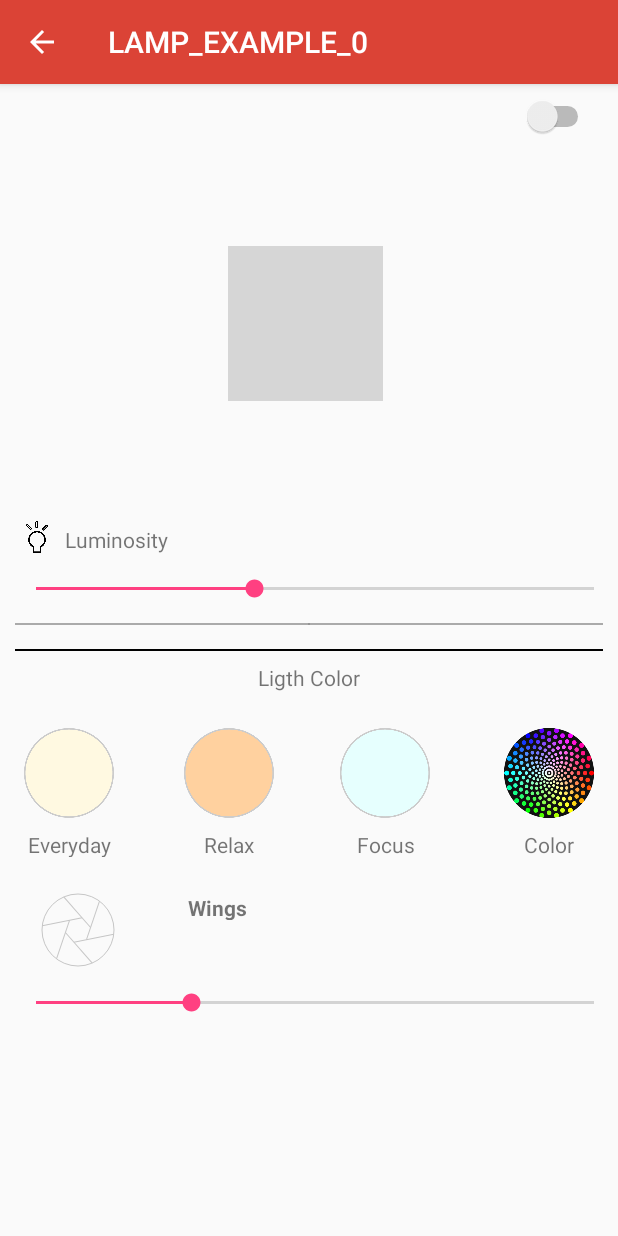
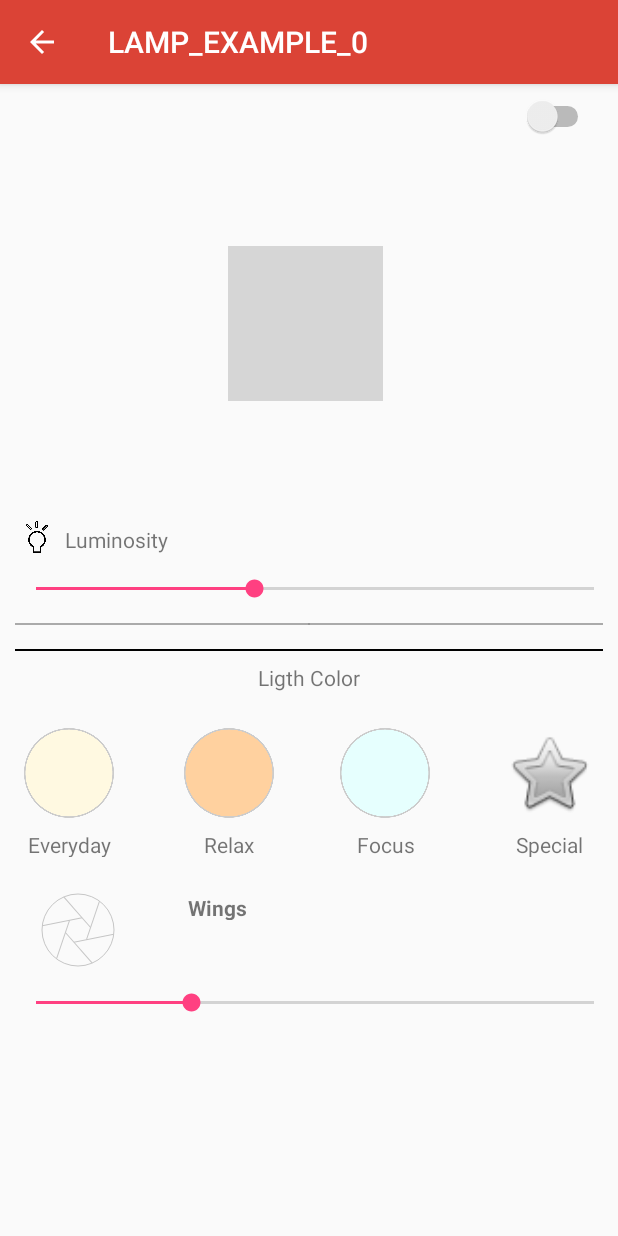
Before and after one commit to dgrimaldi/LampApp_final, an Android app: the Lamp_1_Activity screen opened directly, with no data from a screen before it, after a tap on an icon or button, on a phone screen of 412 x 824 dp. Run offline under Robolectric (Android 15) with nearby library versions, the phone set to English and light mode, and no system bars; our stand-ins replace Picasso; libraries missing offline, so code that uses them is left out: com.larswerkman.holocolorpicker; plain views replace ColorPicker; pictures from the network do not load; 6 statements that could not run were skipped; 2 other taps on this screen came first; grey boxes are pictures that could not be loaded.

Commit message:
add file

```diff
--- a/app/build.gradle
+++ b/app/build.gradle
@@ -26,6 +26,10 @@ android {
             dimension "tier"
         }
     }
+    compileOptions {
+        targetCompatibility 1.8
+        sourceCompatibility 1.8
+    }
 }
 
 dependencies {
--- a/app/src/main/java/com/polito/did2017/lampapp/CircleTrasfom.java
+++ b/app/src/main/java/com/polito/did2017/lampapp/CircleTrasfom.java
@@ -38,7 +38,6 @@ class CircleTransform implements Transformation {
         canvas.drawCircle(r, r, r, paint);
         squaredBitmap.recycle();
 
-
         return bitmap;
     }
 
--- a/app/src/main/java/com/polito/did2017/lampapp/Lamp_1_Activity.java
+++ b/app/src/main/java/com/polito/did2017/lampapp/Lamp_1_Activity.java
@@ -2,8 +2,6 @@ package com.polito.did2017.lampapp;
 
 import android.annotation.SuppressLint;
 import android.content.Intent;
-import android.graphics.Bitmap;
-import android.graphics.BitmapFactory;
 import android.graphics.PorterDuff;
 import android.graphics.drawable.Drawable;
 import android.os.Build;
@@ -12,11 +10,9 @@ import android.support.annotation.RequiresApi;
 import android.support.constraint.ConstraintLayout;
 import android.support.v7.app.AppCompatActivity;
 import android.util.Log;
-import android.view.View;
 import android.view.Window;
 import android.widget.Button;
 import android.widget.ImageView;
-import android.widget.ScrollView;
 import android.widget.SeekBar;
 import android.widget.Switch;
 import android.widget.Toast;
@@ -25,20 +21,17 @@ import com.dinuscxj.shootrefreshview.ShootRefreshView;
 import com.larswerkman.holocolorpicker.ColorPicker;
 import com.squareup.picasso.Picasso;
 
-import java.io.File;
-
 
 public class Lamp_1_Activity extends AppCompatActivity {
 
-    ScrollView sV;
-    ConstraintLayout cL;
     SeekBar bar;
     int pos;
     SeekBar mPullProgressBar;
     Switch aSwitch;
-    int colorI;
     ShootRefreshView shootRefreshView;
     ColorPicker picker;
+    LampManager lm;
+    ImageView iv;
 
 
     @RequiresApi(api = Build.VERSION_CODES.JELLY_BEAN)
@@ -50,62 +43,44 @@ public class Lamp_1_Activity extends AppCompatActivity {
 
         super.onCreate(savedInstanceState);
 
+        final Intent i = getIntent();
+        pos= i.getExtras().getInt("pos");
+        lm = LampManager.getInstance();
+        setTitle(lm.getLamp(pos).getName());
 
         setContentView(R.layout.activity_lamp_1_);
         getSupportActionBar().setDisplayHomeAsUpEnabled(true);
+
+        aSwitch = findViewById(R.id.switchState);
 
 
         //https://github.com/LarsWerkman/HoloColorPicker
         picker = (ColorPicker) findViewById(R.id.picker);
         picker.setShowOldCenterColor(false);
         picker.setNewCenterColor(R.color.trasparence);
-        sV= findViewById(R.id.scrollView);
-        cL= findViewById(R.id.Constraint_layout);
+        iv = (ImageView) findViewById(R.id.imageView8);
+
+
+        bar= findViewById(R.id.seekBar);
+
         Button b1 = findViewById(R.id.Everyday_button);
         Button b2 = findViewById(R.id.Focus_button);
         Button b3 = findViewById(R.id.Relax_button);
         Button b4 = findViewById(R.id.Color_Button);
-        aSwitch = findViewById(R.id.switchState);
-        bar= findViewById(R.id.seekBar);
 
         shootRefreshView = findViewById(R.id.shoot_refresh_view);
+        mPullProgressBar= findViewById(R.id.pull_progress_bar);
 
-        mPullProgressBar= findViewById(R.id.pull_progress_bar);
+        setInitial(lm, pos);
 
 
 
-
-        final Intent i = getIntent();
-
-        pos= i.getExtras().getInt("pos");
-
-
-        final LampManager lm = LampManager.getInstance();
-        aSwitch.setChecked(lm.getLamp(pos).getState());
-        picker.setColor(lm.getLamp(pos).getRgb());
-        ImageView iv = (ImageView) findViewById(R.id.imageView8);
-
-        Picasso.get()
-                .load(lm.getLamp(pos).getPicture())
-                .transform(new CircleTransform())
-                .into(iv);
-
-        setTitle(lm.getLamp(pos).getName());
-        colorI = lm.getLamp(pos).getRgb();
-        RefreshLamp(lm,pos);
-        getInitial(lm, pos);
-
-
-        aSwitch.setOnClickListener(new View.OnClickListener() {
-            @Override
-            public void onClick(View view) {
+        aSwitch.setOnClickListener(view -> {
             boolean state = aSwitch.isChecked();
             lm.getLamp(pos).setState(state);
             RefreshLamp(lm,pos);
-            }
         });
-        final int lum = lm.getLamp(pos).getIntensity();
-        bar.setProgress(lum);
+
         bar.setOnSeekBarChangeListener(new SeekBar.OnSeekBarChangeListener() {
             int intensity;
             @Override
@@ -120,69 +95,31 @@ public class Lamp_1_Activity extends AppCompatActivity {
             }
             @Override
             public void onStopTrackingTouch(SeekBar seekBar) {
-                lm.getLamp(pos).setIntensity(intensity);
-                System.out.println(intensity);
-                RefreshLamp(lm,pos);
             }
         });
 
-        b1.setOnClickListener(new View.OnClickListener() {
-            @SuppressLint("ResourceType")
-            @Override
-            public void onClick(View view) {
-                if (lm.getLamp(pos).getState() == true) {
-                    int color = getResources().getColor(R.color.EveryDay);
-                    if (lm.getLamp(pos).getRgb() != color) {
-                        lm.getLamp(pos).setColor(color);
-                        @SuppressLint("WrongConstant")
-                        Toast toast = Toast.makeText(getApplicationContext(), "EvryDay", Toast.LENGTH_SHORT);
-                        toast.show();
-                    }
-                }
-                RefreshLamp(lm,pos);
-            }
-
+        b1.setOnClickListener(v -> {
+            String name_button= "EveryDay";
+            pressButton(getResources().getColor(R.color.EveryDay), name_button);
         });
 
-        b2.setOnClickListener(new View.OnClickListener() {
-            @SuppressLint("ResourceType")
-            @Override
-            public void onClick(View view) {
-                if (lm.getLamp(pos).getState() == true) {
-                    int color = getResources().getColor(R.color.Focus);
-                    if (lm.getLamp(pos).getRgb() != color) {
-                        lm.getLamp(pos).setColor(color);
-                        @SuppressLint("WrongConstant")
-                        Toast toast = Toast.makeText(getApplicationContext(), "Focus", Toast.LENGTH_SHORT);
-                        toast.show();
-                    }
-                }
-                RefreshLamp(lm,pos);
-            }
-
+        b2.setOnClickListener(v -> {
+            String name_button= "Focus";
+            pressButton(getResources().getColor(R.color.Focus), name_button);
         });
 
-        b3.setOnClickListener(new View.OnClickListener() {
-            @SuppressLint("ResourceType")
-            @Override
-            public void onClick(View view) {
-                if (lm.getLamp(pos).getState() == true) {
-                    int color = getResources().getColor(R.color.Relax);
-                    if (lm.getLamp(pos).getRgb() != color) {
-                        lm.getLamp(pos).setColor(color);
-                        @SuppressLint("WrongConstant")
-                        Toast toast = Toast.makeText(getApplicationContext(), "Relax", Toast.LENGTH_SHORT);
-                        toast.show();
-                    }
-                }
-                RefreshLamp(lm,pos);
-            }
+        b3.setOnClickListener(v -> {
+            String name_button= "Relax";
+            pressButton(getResources().getColor(R.color.Relax), name_button);
+        });
+        b4.setOnClickListener(v -> {
+            String name_button= "Special";
+            pressButton(getResources().getColor(R.color.black), name_button);
+        });
 
-        });
-        // Aggiungere il bottone b4
-        picker.setOnColorChangedListener(new ColorPicker.OnColorChangedListener() {
-            @Override
-            public void onColorChanged(int color) {
+
+
+        picker.setOnColorChangedListener(color -> {
             if (lm.getLamp(pos).getState() == true) {
                 if (lm.getLamp(pos).getRgb() != color) {
                     lm.getLamp(pos).setColor(color);
@@ -192,7 +129,6 @@ public class Lamp_1_Activity extends AppCompatActivity {
                 }
             }
             RefreshLamp(lm,pos);
-            }
         });
 
         mPullProgressBar.setOnSeekBarChangeListener(new SeekBar.OnSeekBarChangeListener() {
@@ -202,6 +138,7 @@ public class Lamp_1_Activity extends AppCompatActivity {
                 this.progress=progress;
                 shootRefreshView.pullProgress(0, ((float) progress) / ((float) seekBar.getMax()));
                 lm.getLamp(pos).setWing(progress);
+                RefreshLamp(lm,pos);
             }
 
             @Override
@@ -210,14 +147,17 @@ public class Lamp_1_Activity extends AppCompatActivity {
 
             @Override
             public void onStopTrackingTouch(SeekBar seekBar) {
-                lm.getLamp(pos).setWing(progress);
-                RefreshLamp(lm,pos);
             }
         });
     }
 
-    private void getInitial(LampManager lm, int pos) {
+    private void setInitial(LampManager lm, int pos) {
         aSwitch.setChecked(lm.getLamp(pos).getState());
+        picker.setColor(lm.getLamp(pos).getRgb());
+        Picasso.get()
+                .load(lm.getLamp(pos).getPicture())
+                .transform(new CircleTransform())
+                .into(iv);
         int luminosity = lm.getLamp(pos).getIntensity();
         bar.setProgress(luminosity);
         int progress = lm.getLamp(pos).getWing();
@@ -227,4 +167,17 @@ public class Lamp_1_Activity extends AppCompatActivity {
     public void RefreshLamp(LampManager lm, int i){
         new TcpClient(lm.getLamp(i)).execute();
     }
+
+    public void pressButton(int color, String name_button){
+        lm = LampManager.getInstance();
+        if (lm.getLamp(pos).getState() == true) {
+            if (lm.getLamp(pos).getRgb() != color) {
+                lm.getLamp(pos).setColor(color);
+                @SuppressLint("WrongConstant")
+                Toast toast = Toast.makeText(getApplicationContext(), name_button, Toast.LENGTH_SHORT);
+                toast.show();
             }
+        }
+        RefreshLamp(lm,pos);
+    }
+}
--- a/app/src/main/res/layout/activity_lamp_1_.xml
+++ b/app/src/main/res/layout/activity_lamp_1_.xml
@@ -28,11 +28,6 @@
             tools:ignore="MissingConstraints"
             android:layout_marginRight="16dp" />
 
-        <!--ScrollView
-            android:id="@+id/vista"
-            android:layout_width="match_parent"
-            android:layout_height="match_parent"
-            android:background="@android:color/tertiary_text_dark"-->
 
         <com.larswerkman.holocolorpicker.ColorPicker
             android:id="@+id/picker"
@@ -214,7 +209,7 @@
             android:layout_marginEnd="8dp"
             android:layout_marginStart="8dp"
             android:layout_marginTop="8dp"
-            android:text="Color"
+            android:text="Special"
             android:textAlignment="center"
             app:layout_constraintEnd_toEndOf="@+id/Color_Button"
             app:layout_constraintStart_toStartOf="@+id/Color_Button"
@@ -227,11 +222,10 @@
             android:layout_height="60dp"
             android:layout_marginEnd="16dp"
             android:layout_marginTop="24dp"
-            android:background="@drawable/ic_launcher"
+            android:background="@android:drawable/btn_star"
             app:layout_constraintEnd_toEndOf="parent"
             app:layout_constraintTop_toBottomOf="@+id/textView3"
-            tools:ignore="MissingConstraints"
-            android:layout_marginRight="16dp" />
+            tools:ignore="MissingConstraints" />
 
         <ImageView
             android:id="@+id/imageView"
@@ -296,19 +290,7 @@
             app:layout_constraintTop_toBottomOf="@+id/shoot_refresh_view"
             android:layout_marginLeft="8dp" />
 
-        <android.support.constraint.Guideline
-            android:id="@+id/guideline"
-            android:layout_width="wrap_content"
-            android:layout_height="wrap_content"
-            android:orientation="vertical"
-            app:layout_constraintGuide_begin="20dp" />
 
-        <android.support.constraint.Guideline
-            android:id="@+id/guideline2"
-            android:layout_width="wrap_content"
-            android:layout_height="wrap_content"
-            android:orientation="horizontal"
-            app:layout_constraintGuide_begin="20dp" />
 
 
     </android.support.constraint.ConstraintLayout>
--- a/app/src/main/res/values/colors.xml
+++ b/app/src/main/res/values/colors.xml
@@ -9,6 +9,7 @@
     <color name="line">@android:color/darker_gray</color>
     <color name="background">#fff3f3f3</color>
     <color name="trasparence">#9effffff</color>
+    <color name="black">#000000</color>
 
 
 </resources>
```
Lines whose indentation alone changed are shown as unchanged.
